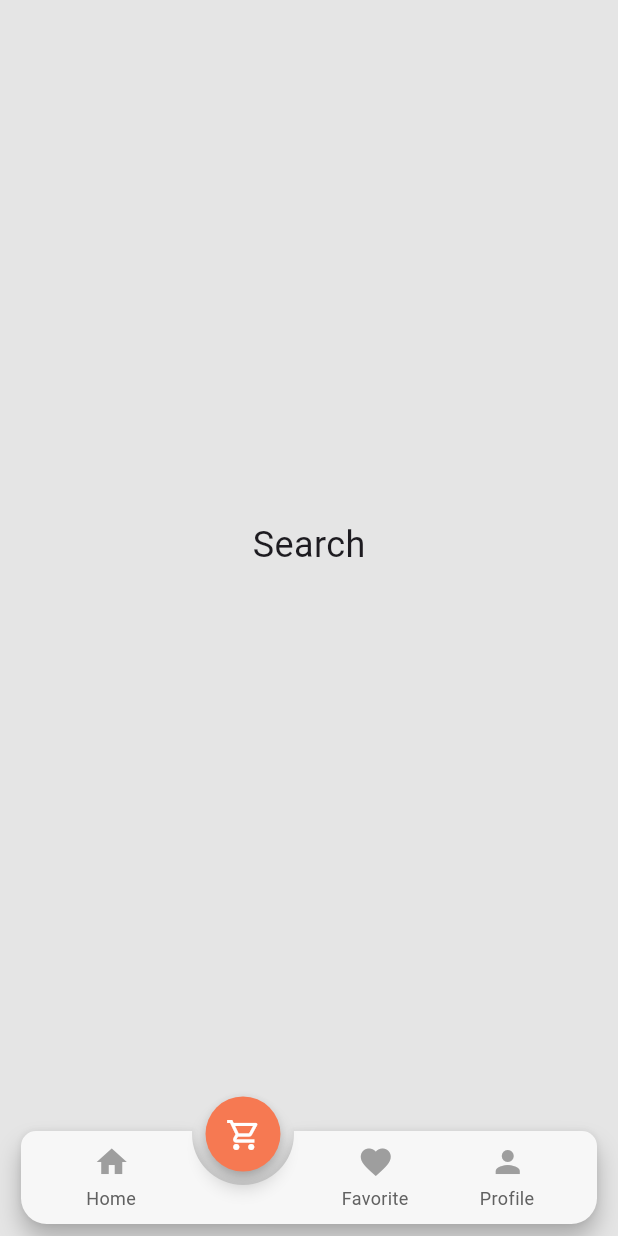
After one commit to moawees/Ecommerce_app, a Flutter app: the MainView screen opened by its route, item 2 of the bottom bar chosen, on a phone screen of 412 x 824 dp. The commit adds this screen. Run offline on Flutter 3.47's test engine with Material 3 defaults, Android fonts, the phone set to English and light mode, and no system bars; drawn by our look-alikes of animated_notch_bottom_bar; our stand-ins replace bloc, dartz, device_preview, dio, flutter_bloc, flutter_screenutil and 2 more.

Commit message:
do bottom nav bar

```diff
--- a/lib/core/router/app_router.dart
+++ b/lib/core/router/app_router.dart
@@ -1,5 +1,6 @@
 import 'package:carto/core/networking/dio_consumer.dart';
 import 'package:carto/core/router/routes.dart';
+import 'package:carto/features/home/ui/main_view.dart';
 import 'package:carto/features/login/cubit/login_cubit.dart';
 import 'package:carto/features/login/data/repo/login_repo.dart';
 import 'package:carto/features/login/ui/login.dart';
@@ -7,7 +8,6 @@ import 'package:carto/features/signup/cubit/sign_up_cubit.dart';
 import 'package:carto/features/signup/data/repos/sign_up_repo.dart';
 import 'package:carto/features/signup/ui/signup.dart';
 import 'package:carto/features/details/presentation/details_screen.dart';
-import 'package:carto/features/home/presentation/home_screen.dart';
 import 'package:dio/dio.dart';
 import 'package:flutter/material.dart';
 import 'package:flutter_bloc/flutter_bloc.dart';
@@ -18,7 +18,7 @@ class AppRouter {
   Route? onGenerateRoute(RouteSettings settings) {
     switch (settings.name) {
       case Routes.home:
-        return MaterialPageRoute(builder: (_) => HomeScreen());
+        return MaterialPageRoute(builder: (_) => MainView());
       case Routes.details:
         return MaterialPageRoute(builder: (_) => DetailsScreen());
       case Routes.login:
--- /dev/null
+++ b/lib/features/home/ui/main_view.dart
@@ -0,0 +1,57 @@
+import 'package:animated_notch_bottom_bar/animated_notch_bottom_bar/animated_notch_bottom_bar.dart';
+import 'package:carto/core/theme/colors.dart';
+import 'package:carto/features/home/ui/home_screen.dart';
+import 'package:flutter/material.dart';
+import 'package:flutter_screenutil/flutter_screenutil.dart';
+
+class MainView extends StatefulWidget {
+  const MainView({super.key});
+
+  @override
+  State<MainView> createState() => _MainViewState();
+}
+
+class _MainViewState extends State<MainView> {
+  final NotchBottomBarController _controller = NotchBottomBarController();
+  int _selectedIndex = 0;
+
+  final List<Widget> _pages = const [
+    HomeScreen(),
+    Center(child: Text("Search", style: TextStyle(fontSize: 24))),
+    Center(child: Text("favourite", style: TextStyle(fontSize: 24))),
+    Center(child: Text("Profile", style: TextStyle(fontSize: 24))),
+  ];
+
+  @override
+  Widget build(BuildContext context) {
+    return Scaffold(
+      body: _pages[_selectedIndex],
+      bottomNavigationBar: AnimatedNotchBottomBar(
+        notchBottomBarController: _controller,
+        color: ColorsManager.backgroundColor,
+
+        showLabel: true,
+        notchColor: ColorsManager.primaryColor,
+        kIconSize: 20.r,
+        kBottomRadius: 15.r,
+        bottomBarItems: [
+          _buildBottomBarItem(Icons.home, "Home"),
+          _buildBottomBarItem(Icons.shopping_cart_outlined, "Cart"),
+          _buildBottomBarItem(Icons.favorite, "Favorite"),
+          _buildBottomBarItem(Icons.person, "Profile"),
+
+
+        ],
+        onTap: (index) => setState(() => _selectedIndex = index),
+      ),
+    );
+  }
+
+  BottomBarItem _buildBottomBarItem(IconData icon, String label) {
+    return BottomBarItem(
+      inActiveItem: Icon(icon, color: Colors.grey),
+      activeItem: Icon(icon, color: Colors.white),
+      itemLabel: label,
+    );
+  }
+}
--- a/lib/features/home/presentation/widgets/category_listview.dart
+++ b/lib/features/home/ui/widgets/category_listview.dart
@@ -1,4 +1,4 @@
-import 'package:carto/features/home/presentation/widgets/category_item.dart';
+import 'package:carto/features/home/ui/widgets/category_item.dart';
 import 'package:flutter/material.dart';
 import 'package:flutter_screenutil/flutter_screenutil.dart';
 
--- a/lib/features/signup/cubit/sign_up_cubit.dart
+++ b/lib/features/signup/cubit/sign_up_cubit.dart
@@ -9,6 +9,7 @@ part 'sign_up_state.dart';
 class SignUpCubit extends Cubit<SignUpState> {
   final SignUpRepo signUpRepo;
   SignUpCubit(this.signUpRepo) : super(SignUpInitial());
+  bool isChecked = false;
   GlobalKey<FormState> signUpFormKey = GlobalKey();
   TextEditingController emailController = TextEditingController();
   TextEditingController passwordController = TextEditingController();
@@ -32,4 +33,9 @@ class SignUpCubit extends Cubit<SignUpState> {
     });
   }
 
+  void toggleCheckbox(bool value) {
+    isChecked = value;
+    emit(SignUpCheckboxChanged(isChecked));
+  }
+
 }
--- a/lib/features/signup/ui/signup.dart
+++ b/lib/features/signup/ui/signup.dart
@@ -22,9 +22,8 @@ class Signup extends StatelessWidget {
       body: BlocConsumer<SignUpCubit, SignUpState>(
         listener: (context, state) {
           if (state is SignUpSuccess) {
-            ScaffoldMessenger.of(context).showSnackBar(SnackBar(
-              content: Text("Sign up success"),
-            ));
+
+            Navigator.pushNamedAndRemoveUntil(context, Routes.login, (route) => false);
           } else if (state is SignUpFailed) {
             showErrorDialog(context, state.error.errMessage);
           }
--- a/lib/main.dart
+++ b/lib/main.dart
@@ -4,7 +4,9 @@ import 'package:device_preview/device_preview.dart';
 import 'package:flutter/material.dart';
 
 void main() {
-  runApp(CartoApp(
-    appRouter: AppRouter(),
+  runApp(DevicePreview(
+    builder: (context) =>  CartoApp(
+      appRouter: AppRouter(),
+    ),
   ));
 }
--- a/pubspec.yaml
+++ b/pubspec.yaml
@@ -28,6 +28,7 @@ environment:
 # the latest version available on pub.dev. To see which dependencies have newer
 # versions available, run `flutter pub outdated`.
 dependencies:
+  animated_notch_bottom_bar: ^1.0.3
   bloc: ^9.0.0
   build_runner: ^2.4.15
   cupertino_icons: ^1.0.8
```
Also changed, not shown: lib/features/home/ui/home_screen.dart (renamed from lib/features/home/presentation/home_screen.dart, +5 -4 lines), lib/features/home/ui/widgets/product_listview.dart (renamed from lib/features/home/presentation/widgets/recently_item_listview.dart, +5 -5 lines), lib/features/home/ui/widgets/recently_item_listview.dart (renamed from lib/features/home/presentation/widgets/product_listview.dart, +5 -5 lines), lib/features/login/ui/login.dart (+6 -13 lines), lib/features/signup/cubit/sign_up_state.dart (+13 -1 lines), lib/features/home/ui/widgets/category_item.dart (renamed from lib/features/home/presentation/widgets/category_item.dart), lib/features/home/ui/widgets/home_appbar.dart (renamed from lib/features/home/presentation/widgets/home_appbar.dart), lib/features/home/ui/widgets/product_view.dart (renamed from lib/features/home/presentation/widgets/product_view.dart), lib/features/home/ui/widgets/recently_view_item.dart (renamed from lib/features/home/presentation/widgets/recently_view_item.dart), pubspec.lock.
